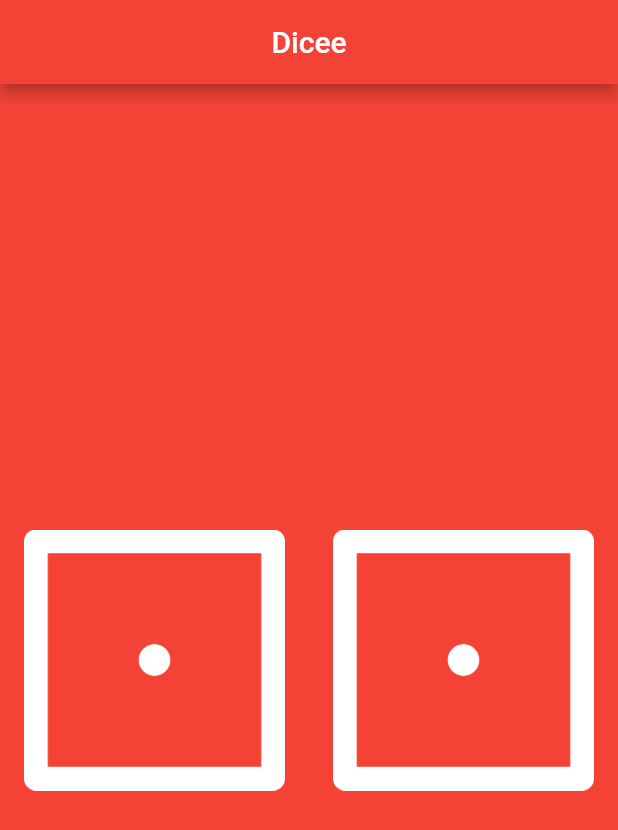
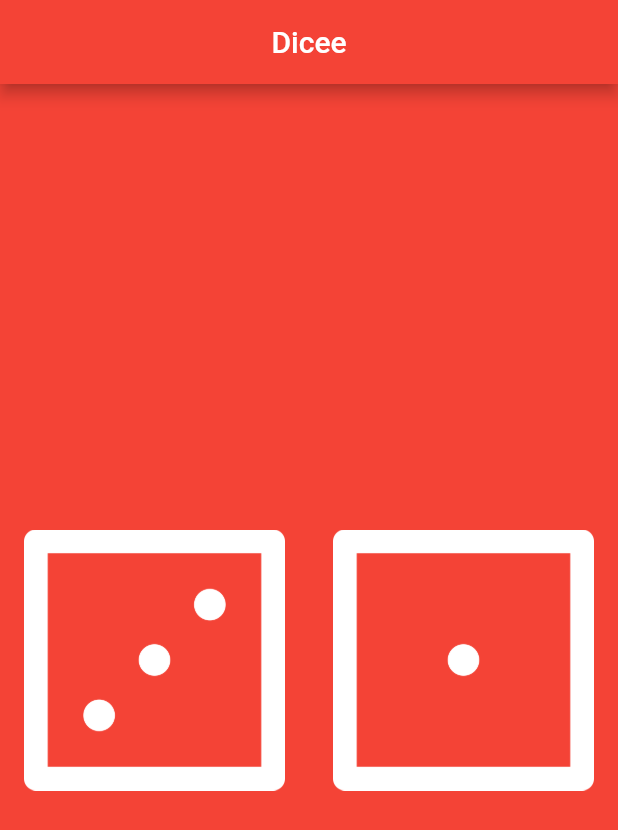
Before and after one commit to NuzafNaim/Learn-Flutter-Projects, a Flutter app: the screen it shows after launch, on a phone screen of 412 x 824 dp. Shown: the top 830 px of the screen. Run offline on Flutter 3.47's test engine with Material 2 defaults, Android fonts, the light colour scheme and no system bars; missing offline and left inert: dart:ffi.

Commit message:
Variable Update

```diff
--- a/dicee_app/lib/main.dart
+++ b/dicee_app/lib/main.dart
@@ -1,3 +1,5 @@
+import 'dart:ffi';
+
 import 'package:flutter/material.dart';
 
 void main() {
@@ -18,10 +20,11 @@ void main() {
 }
 
 class DiceePage extends StatelessWidget {
-  const DiceePage({Key? key}) : super(key: key);
-
   @override
   Widget build(BuildContext context) {
+    var leftDiceNumber = 3;
+    var leftPressed = 'You Pressed Left Dicee';
+    var rightPressed = 'You Pressed Right Dicee';
     return Center(
       child: Row(
         children: [
@@ -30,9 +33,9 @@ class DiceePage extends StatelessWidget {
               padding: const EdgeInsets.all(8.0),
               child: TextButton(
                   onPressed: () {
-                    print('Its Pressed');
+                    print(leftPressed);
                   },
-                  child: Image.asset('assets/images/dice1.png')),
+                  child: Image.asset('assets/images/dice$leftDiceNumber.png')),
             ),
           ),
           Expanded(
@@ -40,7 +43,7 @@ class DiceePage extends StatelessWidget {
               padding: const EdgeInsets.all(8.0),
               child: TextButton(
                   onPressed: () {
-                    print('Pressed');
+                    print(rightPressed);
                   },
                   child: Image.asset('assets/images/dice1.png')),
             ),
```
